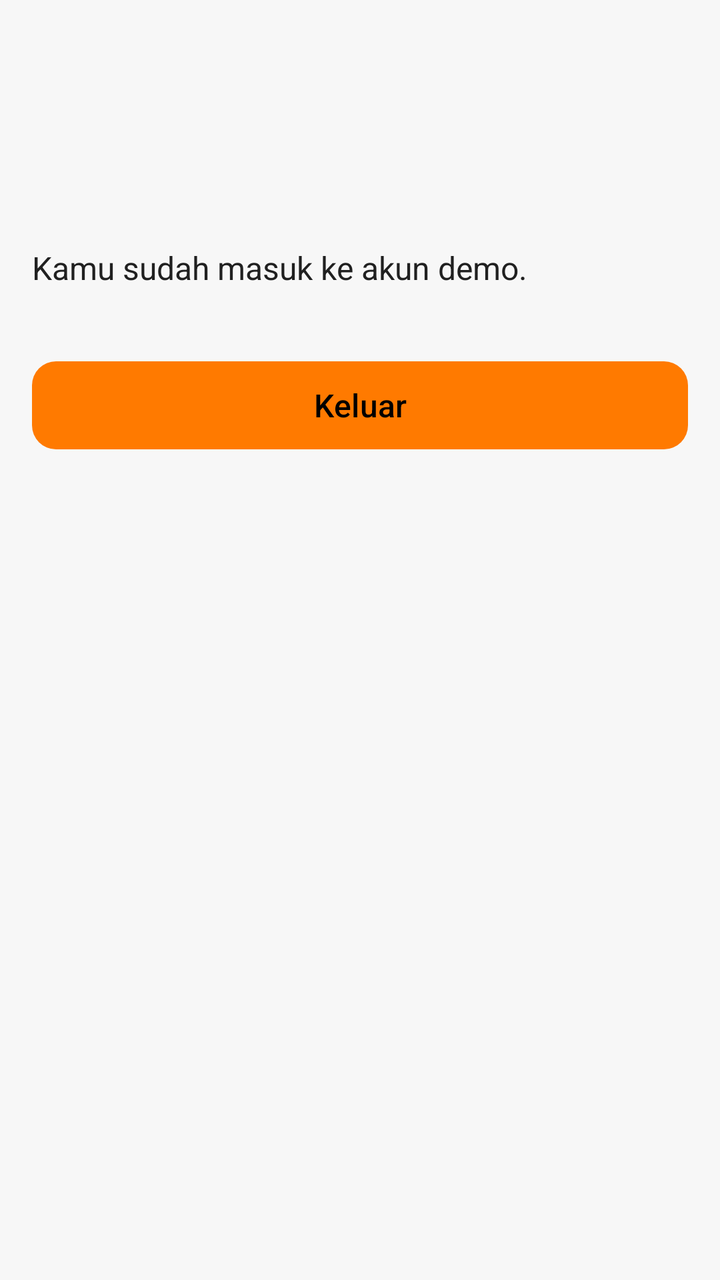
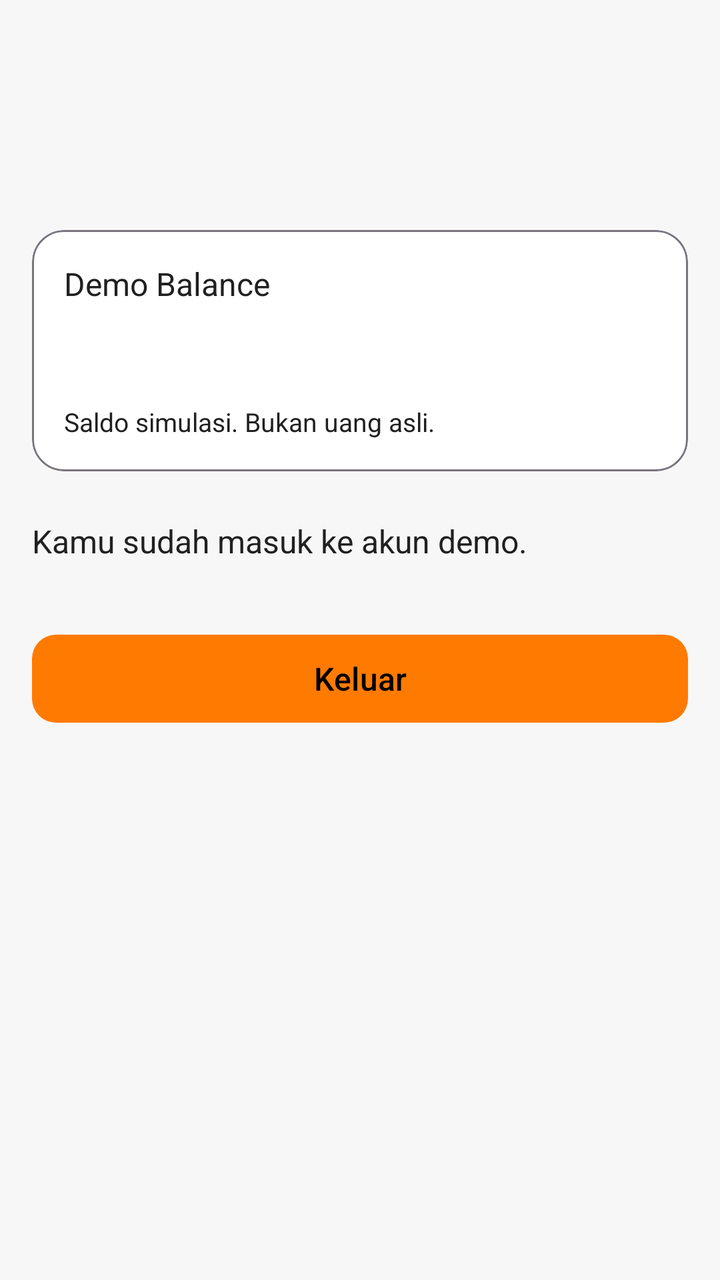

Two renders of the same Android screen: before a commit and after it. Below are the layout's source before the change and the commit's diff.
<!-- AndroidManifest.xml: application theme Theme.Bounty -->
<!-- res/layout/screen_profile.xml -->
<?xml version="1.0" encoding="utf-8"?>
<ScrollView xmlns:android="http://schemas.android.com/apk/res/android"
    android:id="@+id/profile_screen" style="@style/BountyScreen">
    <LinearLayout style="@style/BountyScreenContent">
        <com.google.android.material.textview.MaterialTextView
            android:id="@+id/profile_name" style="@style/BountyHeading" />
        <com.google.android.material.textview.MaterialTextView
            android:id="@+id/user_email" style="@style/BountyBody"
            android:layout_marginTop="8dp" android:textIsSelectable="true" />
        <com.google.android.material.textview.MaterialTextView
            style="@style/BountyBody" android:layout_marginTop="24dp"
            android:text="@string/signed_in_note" />
        <com.google.android.material.button.MaterialButton
            android:id="@+id/logout_button" style="@style/BountyButton"
            android:layout_marginTop="32dp" android:text="@string/logout_action" />
    </LinearLayout>
</ScrollView>
<!-- resources referenced by this layout -->
<resources>
  <string name="logout_action">Keluar</string>
  <string name="signed_in_note">Kamu sudah masuk ke akun demo.</string>
  <style name="BountyBody">
          <item name="android:layout_width">match_parent</item>
          <item name="android:layout_height">wrap_content</item>
          <item name="android:textSize">16sp</item>
          <item name="android:textColor">?attr/colorOnSurface</item>
      </style>
  <style name="BountyButton" parent="Widget.Material3.Button">
          <item name="android:layout_width">match_parent</item>
          <item name="android:layout_height">wrap_content</item>
          <item name="android:minHeight">52dp</item>
          <item name="android:textSize">16sp</item>
          <item name="cornerRadius">12dp</item>
      </style>
  <style name="BountyHeading">
          <item name="android:layout_width">match_parent</item>
          <item name="android:layout_height">wrap_content</item>
          <item name="android:textSize">28sp</item>
          <item name="android:textStyle">bold</item>
          <item name="android:textColor">?attr/colorOnSurface</item>
      </style>
  <style name="BountyScreen">
          <item name="android:layout_width">match_parent</item>
          <item name="android:layout_height">match_parent</item>
          <item name="android:fillViewport">true</item>
          <item name="android:padding">16dp</item>
      </style>
  <style name="BountyScreenContent">
          <item name="android:layout_width">match_parent</item>
          <item name="android:layout_height">wrap_content</item>
          <item name="android:orientation">vertical</item>
          <item name="android:paddingTop">16dp</item>
          <item name="android:paddingBottom">24dp</item>
      </style>
  <style name="Theme.Bounty" parent="Base.Theme.Bounty" />
  <style name="Base.Theme.Bounty" parent="Theme.Material3.DayNight.NoActionBar">
          <item name="colorPrimary">@color/bounty_primary</item>
          <item name="colorOnPrimary">@color/black</item>
          <item name="colorSecondary">@color/bounty_secondary</item>
          <item name="colorOnSecondary">@color/black</item>
          <item name="android:colorBackground">@color/bounty_background</item>
          <item name="colorSurface">@color/bounty_surface</item>
          <item name="colorOnSurface">@color/bounty_text</item>
      </style>
  <color name="bounty_primary">#FF7A00</color>
  <color name="black">#FF000000</color>
  <color name="bounty_secondary">#FFC83D</color>
  <color name="bounty_background">#F7F7F7</color>
  <color name="bounty_surface">#FFFFFF</color>
  <color name="bounty_text">#202020</color>
</resources>

<!-- the commit's change to res/layout/screen_profile.xml (unified diff, before → after) -->
@@ -7,6 +7,7 @@
         <com.google.android.material.textview.MaterialTextView
             android:id="@+id/user_email" style="@style/BountyBody"
             android:layout_marginTop="8dp" android:textIsSelectable="true" />
+        <include layout="@layout/component_demo_balance" />
         <com.google.android.material.textview.MaterialTextView
             style="@style/BountyBody" android:layout_marginTop="24dp"
             android:text="@string/signed_in_note" />
@@ -15,3 +16,20 @@
             android:layout_marginTop="32dp" android:text="@string/logout_action" />
     </LinearLayout>
 </ScrollView>
+<!-- res/layout/component_demo_balance.xml (included above) -->
+<?xml version="1.0" encoding="utf-8"?>
+<com.google.android.material.card.MaterialCardView xmlns:android="http://schemas.android.com/apk/res/android"
+    xmlns:app="http://schemas.android.com/apk/res-auto"
+    android:layout_width="match_parent" android:layout_height="wrap_content"
+    android:layout_marginTop="16dp" app:cardCornerRadius="16dp" app:cardElevation="0dp"
+    app:cardBackgroundColor="@color/bounty_surface" app:strokeColor="?attr/colorOutline" app:strokeWidth="1dp">
+    <LinearLayout android:layout_width="match_parent" android:layout_height="wrap_content"
+        android:orientation="vertical" android:padding="16dp">
+        <com.google.android.material.textview.MaterialTextView style="@style/BountyBody"
+            android:text="@string/demo_balance_label" />
+        <com.google.android.material.textview.MaterialTextView style="@style/BountyHeading"
+            android:id="@+id/demo_balance_amount" android:layout_marginTop="4dp" />
+        <com.google.android.material.textview.MaterialTextView style="@style/BountyCaption"
+            android:layout_marginTop="8dp" android:text="@string/demo_balance_note" />
+    </LinearLayout>
+</com.google.android.material.card.MaterialCardView>
<!-- resource entries referenced after the edit -->
@@ -14,6 +14,9 @@
           <item name="android:minHeight">52dp</item>
           <item name="android:textSize">16sp</item>
           <item name="cornerRadius">12dp</item>
+      </style>
+  <style name="BountyCaption" parent="BountyBody">
+          <item name="android:textSize">13sp</item>
       </style>
   <style name="BountyHeading">
           <item name="android:layout_width">match_parent</item>
@@ -50,6 +53,8 @@
   <color name="bounty_secondary">#FFC83D</color>
   <color name="bounty_background">#F7F7F7</color>
   <color name="bounty_surface">#FFFFFF</color>
+  <string name="demo_balance_label">Demo Balance</string>
+  <string name="demo_balance_note">Saldo simulasi. Bukan uang asli.</string>
   <color name="bounty_text">#202020</color>
 </resources>
 
